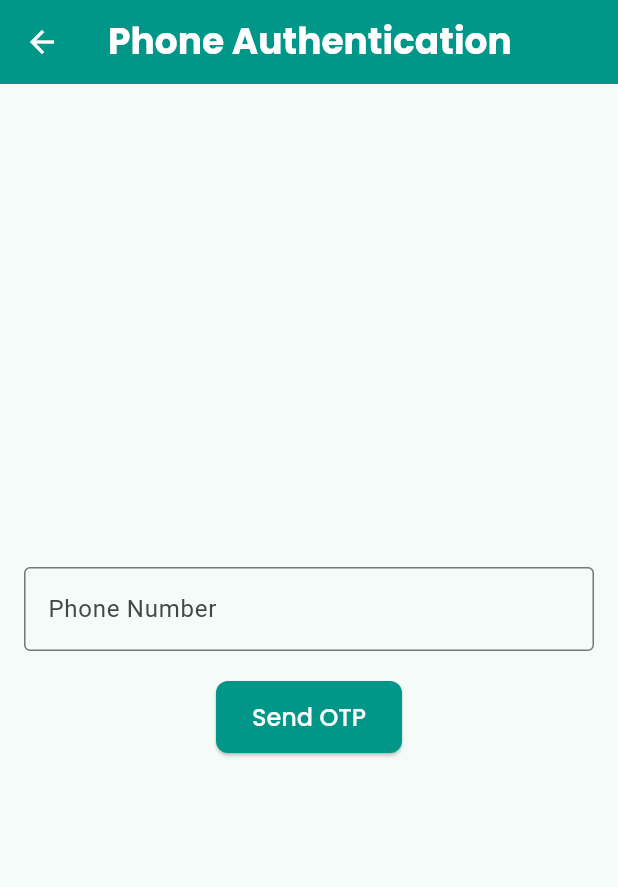
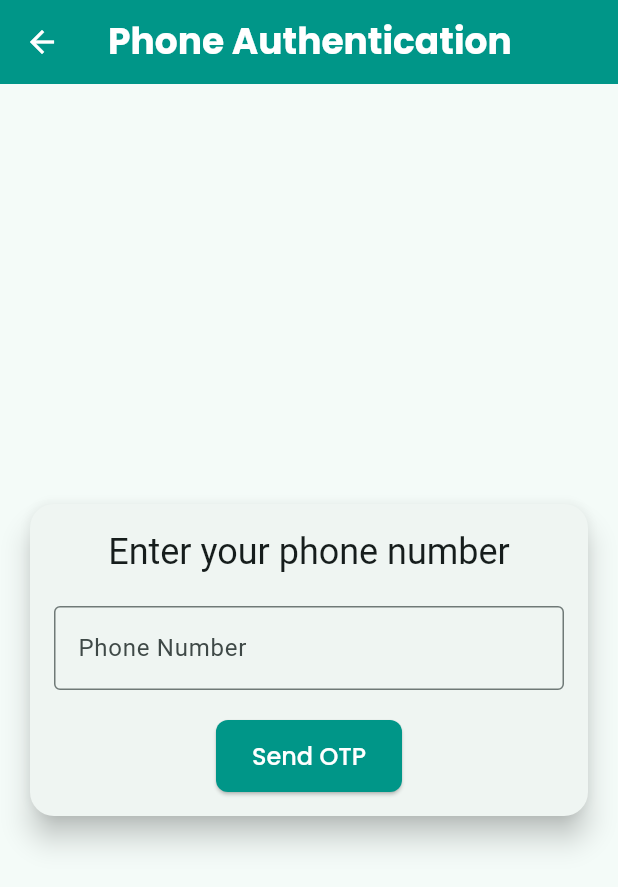
Before and after one commit to boumitran-risingstar/https---github.com-boumitran-risingstar-mouth-metrics-flutter-app, a Flutter app: the LoginScreen screen opened by its route, on a phone screen of 412 x 824 dp. Shown: the top 887 px of the screen. Run offline on Flutter 3.47's test engine with Material 3 defaults, Android fonts, the phone set to English and light mode, and no system bars; our stand-ins replace cloud_firestore, firebase_auth, firebase_core, go_router, google_fonts, pinput and 1 more; accounts and stored records are empty; network calls fail.

Commit message:
basic cards and styling

```diff
--- a/lib/login_screen.dart
+++ b/lib/login_screen.dart
@@ -120,7 +120,16 @@ class _LoginScreenState extends State<LoginScreen> {
         ),
         title: const Text('Phone Authentication'),
       ),
-      body: Padding(
+      body: Center(
+        child: SingleChildScrollView(
+          child: Padding(
+            padding: const EdgeInsets.all(16.0),
+            child: Card(
+              elevation: 8.0,
+              shape: RoundedRectangleBorder(
+                borderRadius: BorderRadius.circular(16.0),
+              ),
+              child: Padding(
                 padding: const EdgeInsets.all(16.0),
                 child: Column(
                   mainAxisAlignment: MainAxisAlignment.center,
@@ -128,6 +137,11 @@ class _LoginScreenState extends State<LoginScreen> {
                     if (_isVerifying)
                       const CircularProgressIndicator()
                     else if (!_otpSent) ...[
+                      Text(
+                        'Enter your phone number',
+                        style: Theme.of(context).textTheme.headlineSmall,
+                      ),
+                      const SizedBox(height: 20),
                       TextFormField(
                         controller: _phoneNumberController,
                         decoration: const InputDecoration(
@@ -143,6 +157,11 @@ class _LoginScreenState extends State<LoginScreen> {
                         child: const Text('Send OTP'),
                       ),
                     ] else ...[
+                      Text(
+                        'Enter the OTP',
+                        style: Theme.of(context).textTheme.headlineSmall,
+                      ),
+                      const SizedBox(height: 20),
                       const Text('Enter the OTP sent to your phone'),
                       const SizedBox(height: 20),
                       Pinput(
@@ -159,6 +178,10 @@ class _LoginScreenState extends State<LoginScreen> {
                   ],
                 ),
               ),
+            ),
+          ),
+        ),
+      ),
     );
   }
 }
```
Also changed, not shown: lib/home_screen.dart (+89 -2 lines), lib/profile_screen.dart (+33 -5 lines). Lines whose indentation alone changed are shown as unchanged.
